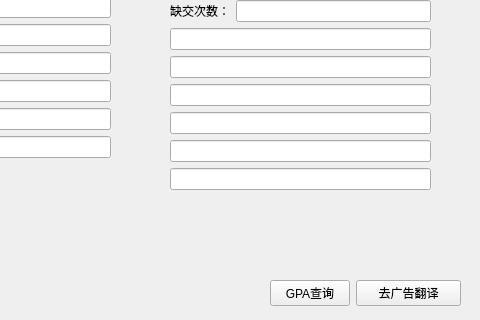
Above: dialog.ui from ZengKeKe1/ClassInfoCenter before the change; both pictures show x 160 to 640 and y 160 to 480 of the 640 by 480 pixel window. Below: the same form after it.
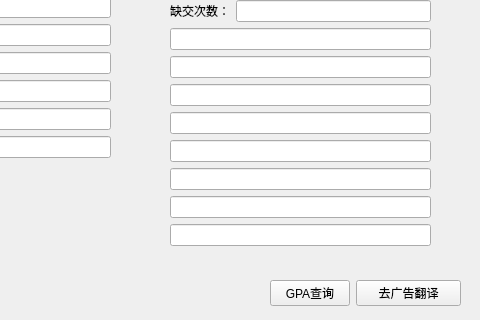
That is the form after the change.

Diff of the .ui file:
```diff
--- a/dialog.ui
+++ b/dialog.ui
@@ -260,6 +260,20 @@
     <item row="6" column="0" colspan="2">
      <widget class="QLineEdit" name="HomeworkLB6"/>
     </item>
+    <item row="7" column="0" colspan="2">
+     <widget class="QLineEdit" name="HomeworkLB7">
+      <property name="readOnly">
+       <bool>true</bool>
+      </property>
+     </widget>
+    </item>
+    <item row="8" column="0" colspan="2">
+     <widget class="QLineEdit" name="HomeworkLB8">
+      <property name="readOnly">
+       <bool>true</bool>
+      </property>
+     </widget>
+    </item>
    </layout>
   </widget>
   <widget class="QComboBox" name="SubChoose">
```
Left out of the diff: 3 changed lines with no effect on the pictures.
